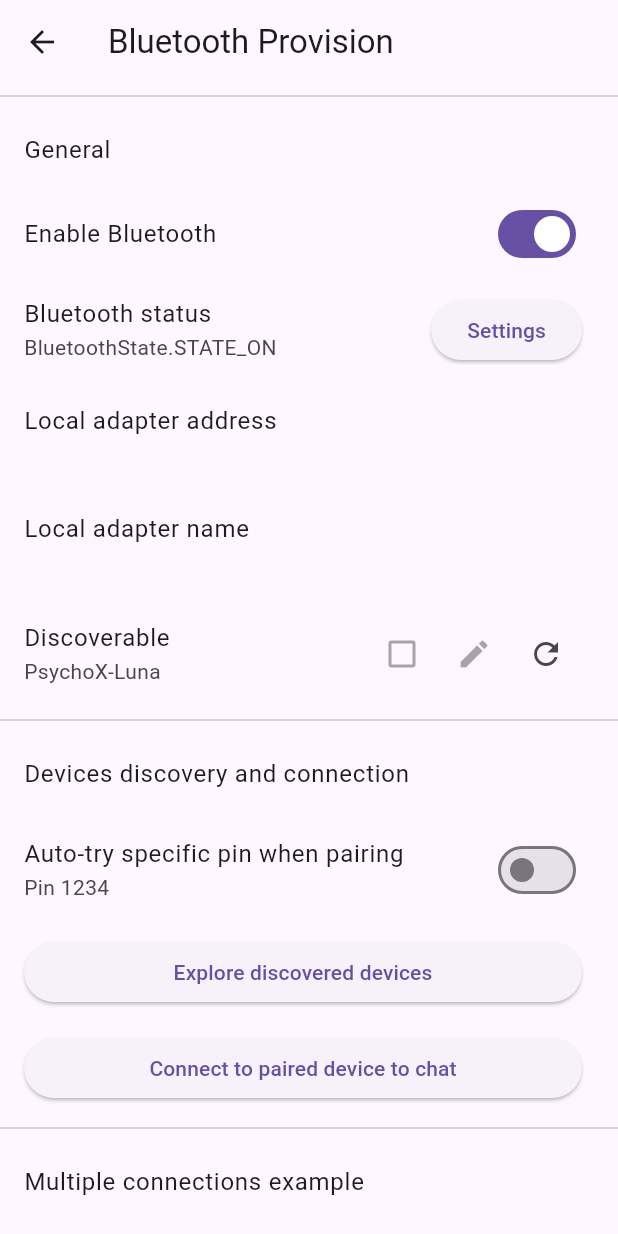
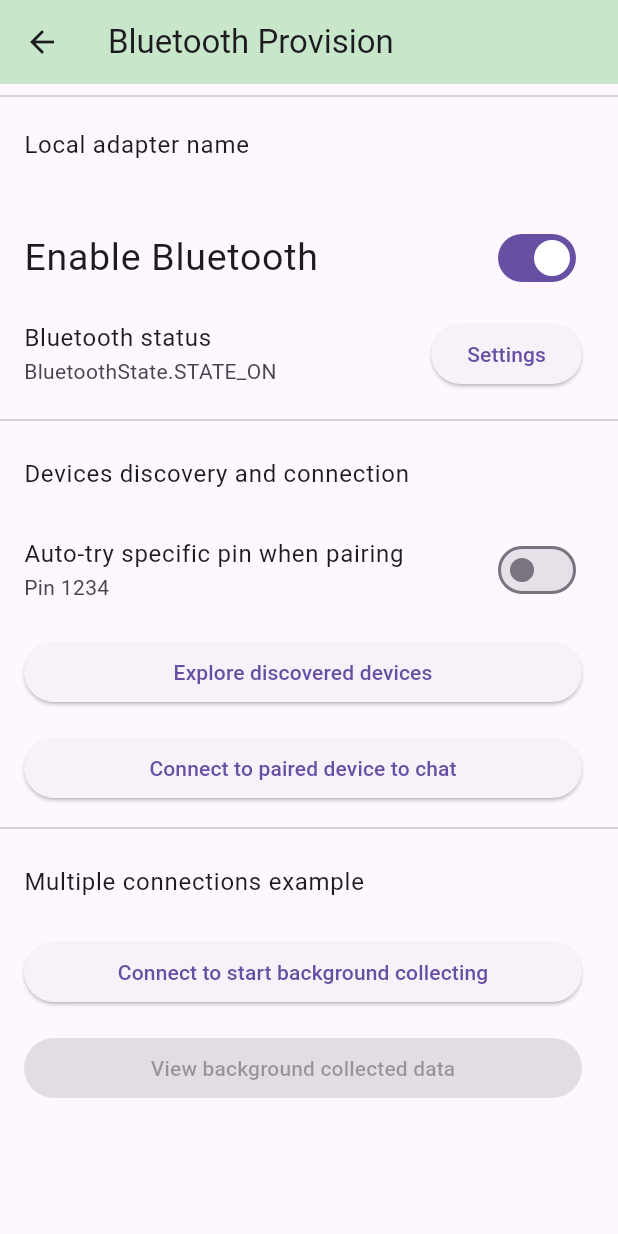
Before and after one commit to Manish2102/GardenController, a Flutter app: the MainPage screen opened directly, on a phone screen of 412 x 824 dp. Run offline on Flutter 3.47's test engine with Material 3 defaults, Android fonts, the phone set to English and light mode, and no system bars; our stand-ins replace cloud_firestore, firebase_auth, firebase_core, flutter_bluetooth_serial, flutter_local_notifications, google_sign_in and 1 more; missing offline and left inert: qr_code_scanner; accounts and stored records are empty.

Commit message:
initial commit

```diff
--- a/lib/Bluetooth_Provisions/Provision_Page.dart
+++ b/lib/Bluetooth_Provisions/Provision_Page.dart
@@ -1,5 +1,4 @@
 import 'dart:async';
-
 import 'package:flutter/material.dart';
 import 'package:flutter_bluetooth_serial/flutter_bluetooth_serial.dart';
 import 'package:gardenmate/Bluetooth_Provisions/BackgroundCollectionTask.dart';
@@ -20,11 +19,9 @@ class MainPage extends StatefulWidget {
 class _MainPage extends State<MainPage> {
   BluetoothState _bluetoothState = BluetoothState.UNKNOWN;
 
-  String _address = "...";
   String _name = "...";
 
   Timer? _discoverableTimeoutTimer;
-  int _discoverableTimeoutSecondsLeft = 0;
 
   BackgroundCollectingTask? _collectingTask;
 
@@ -50,11 +47,7 @@ class _MainPage extends State<MainPage> {
       return true;
     }).then((_) {
       // Update the address field
-      FlutterBluetoothSerial.instance.address.then((address) {
-        setState(() {
-          _address = address!;
-        });
-      });
+      FlutterBluetoothSerial.instance.address.then((address) {});
     });
 
     FlutterBluetoothSerial.instance.name.then((name) {
@@ -72,7 +65,6 @@ class _MainPage extends State<MainPage> {
 
         // Discoverable mode is disabled when Bluetooth gets disabled
         _discoverableTimeoutTimer = null;
-        _discoverableTimeoutSecondsLeft = 0;
       });
     });
   }
@@ -89,15 +81,25 @@ class _MainPage extends State<MainPage> {
   Widget build(BuildContext context) {
     return Scaffold(
       appBar: AppBar(
+        backgroundColor: Colors.green[100],
         title: const Text('Bluetooth Provision'),
       ),
       body: Container(
         child: ListView(
           children: <Widget>[
+            /*Divider(),
+            ListTile(title: const Text('General')),*/
             Divider(),
-            ListTile(title: const Text('General')),
+            ListTile(
+              title: const Text('Local adapter name'),
+              subtitle: Text(_name),
+              onLongPress: null,
+            ),
             SwitchListTile(
-              title: const Text('Enable Bluetooth'),
+              title: const Text(
+                'Enable Bluetooth',
+                style: TextStyle(fontSize: 25),
+              ),
               value: _bluetoothState.isEnabled,
               onChanged: (bool value) {
                 // Do the request and update with the true value then
@@ -124,16 +126,11 @@ class _MainPage extends State<MainPage> {
                 },
               ),
             ),
-            ListTile(
+            /*ListTile(
               title: const Text('Local adapter address'),
               subtitle: Text(_address),
-            ),
-            ListTile(
-              title: const Text('Local adapter name'),
-              subtitle: Text(_name),
-              onLongPress: null,
-            ),
-            ListTile(
+            ),*/
+            /*ListTile(
               title: _discoverableTimeoutSecondsLeft == 0
                   ? const Text("Discoverable")
                   : Text(
@@ -189,7 +186,7 @@ class _MainPage extends State<MainPage> {
                   )
                 ],
               ),
-            ),
+            ),*/
             Divider(),
             ListTile(title: const Text('Devices discovery and connection')),
             SwitchListTile(
```
